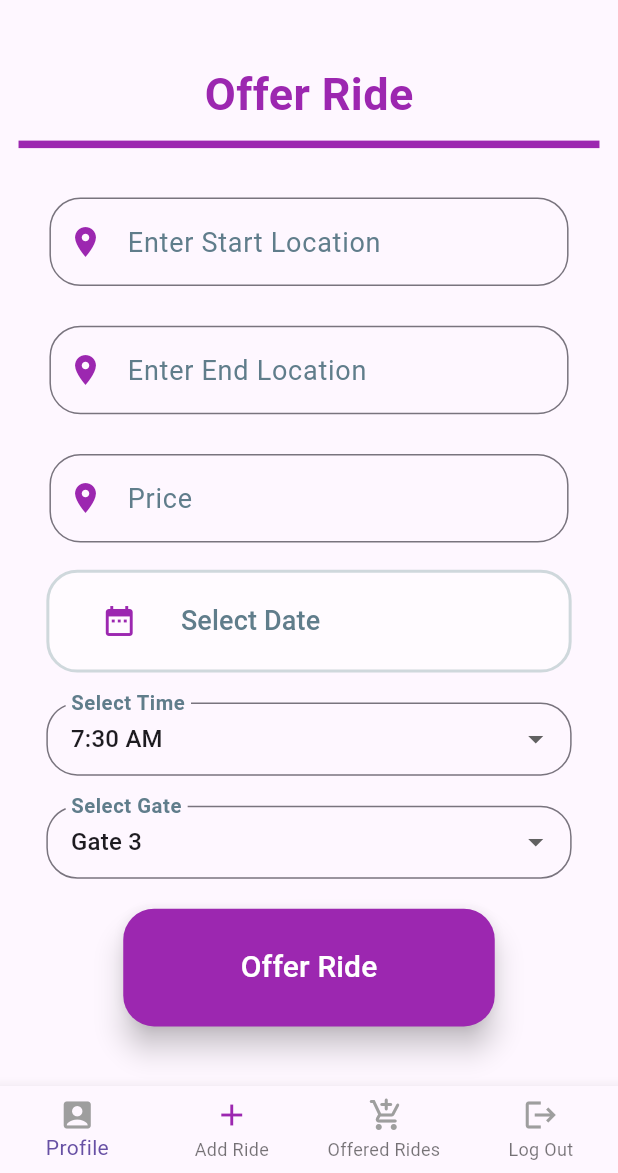
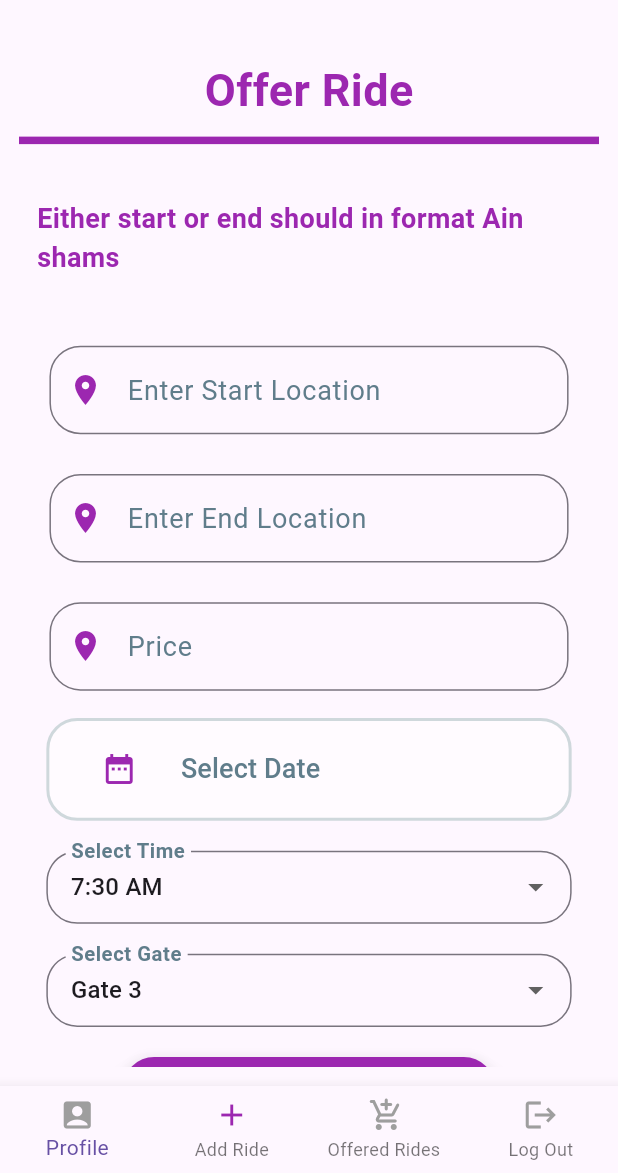
Before and after one commit to ranaahmed04/Carpooling-driverside, a Flutter app: the AddRide screen opened directly, on a phone screen of 412 x 824 dp, the part 63-1236 px from its top. Run offline on Flutter 3.47's test engine with Material 3 defaults, Android fonts, the light colour scheme and no system bars; our stand-ins replace cloud_firestore, connectivity, firebase_auth, firebase_core, sqflite; accounts and stored records are empty.

```diff
--- a/lib/Screens/Add ride.dart
+++ b/lib/Screens/Add ride.dart
@@ -248,7 +248,20 @@ class _AddRideState extends State<AddRide> {
                   color: Colors.purple,
                 ),
                 SizedBox(height: screenHeight * 0.03),
+                Container(
+                  alignment: Alignment.center,
+                  padding: EdgeInsets.all(screenWidth * 0.03),
+                  child: const Text(
+                    'Either start or end should in format Ain shams',
+                    style: TextStyle(
+                      color: Colors.purple,
+                      fontWeight: FontWeight.w600,
+                      fontSize: 18,
+                    ),
+                  ),
 
+                ),
+                SizedBox(height: screenHeight * 0.03),
                 RoundedInputField(
                   key: const ValueKey('start'),
                   hintText: "Enter Start Location",
```
